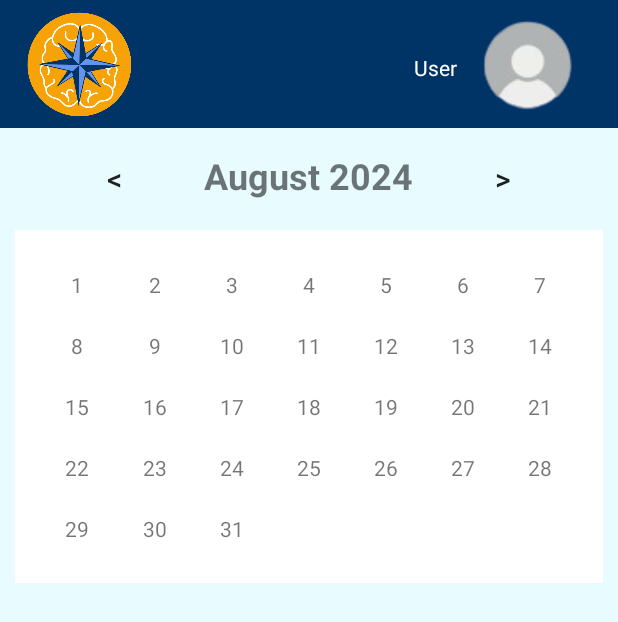
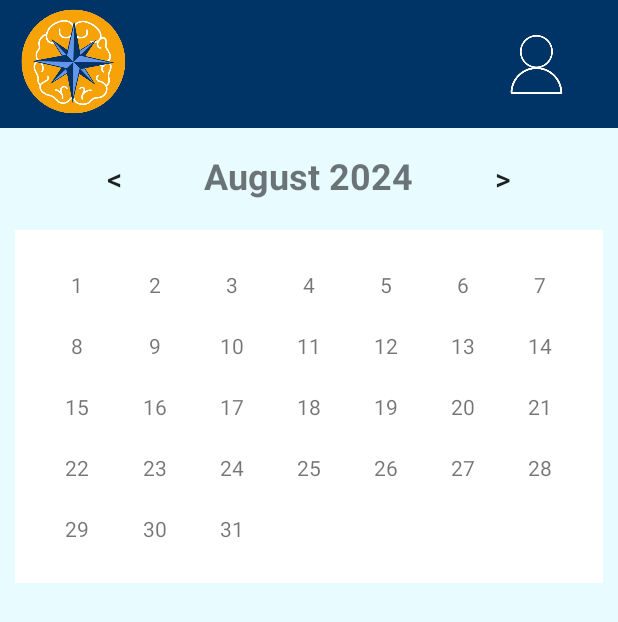
Before and after one commit to Grupo5Tcc/StudyGuider, an Android app: the AbsenceCalendarActivity screen opened directly, with no data from a screen before it, on a phone screen of 412 x 824 dp. Shown: the top 622 px of the screen. Run offline under Robolectric (Android 15) with nearby library versions, the phone set to English and light mode, and no system bars; our stand-ins replace Firebase (no records; nobody signed in at launch, a user with empty details on screens opened directly); Roboto replaces fonts that are not available here.

Commit message:
Update Logo User Commit

```diff
--- a/app/src/main/res/layout/activity_absence_calendar.xml
+++ b/app/src/main/res/layout/activity_absence_calendar.xml
@@ -11,10 +11,12 @@
 
     <androidx.constraintlayout.widget.ConstraintLayout
         android:id="@+id/header"
-        android:layout_width="match_parent"
+        android:layout_width="416dp"
         android:layout_height="85dp"
         android:background="@color/blue_dark"
-        android:paddingTop="5dp">
+        android:paddingTop="5dp"
+        app:layout_constraintStart_toStartOf="parent"
+        app:layout_constraintTop_toTopOf="parent">
 
         <ImageView
             android:id="@+id/imglogo"
@@ -22,12 +24,13 @@
             android:layout_height="75dp"
             android:layout_marginStart="8dp"
             android:layout_marginTop="5dp"
-            android:layout_marginEnd="180dp"
             android:layout_marginBottom="10dp"
             app:layout_constraintBottom_toBottomOf="parent"
-            app:layout_constraintEnd_toStartOf="@+id/txtUsuario"
+            app:layout_constraintEnd_toStartOf="@+id/imgPerfil"
+            app:layout_constraintHorizontal_bias="0.0"
             app:layout_constraintStart_toStartOf="parent"
             app:layout_constraintTop_toTopOf="parent"
+            app:layout_constraintVertical_bias="0.8"
             app:srcCompat="@drawable/logo_img" />
 
         <TextView
@@ -47,16 +50,17 @@
 
         <ImageView
             android:id="@+id/imgPerfil"
-            android:layout_width="wrap_content"
-            android:layout_height="wrap_content"
+            android:layout_width="282dp"
+            android:layout_height="71dp"
             android:layout_marginStart="335dp"
-            android:layout_marginTop="5dp"
             android:layout_marginEnd="45dp"
             android:layout_marginBottom="11dp"
             app:layout_constraintBottom_toBottomOf="parent"
             app:layout_constraintEnd_toEndOf="parent"
+            app:layout_constraintHorizontal_bias="0.483"
             app:layout_constraintStart_toStartOf="parent"
             app:layout_constraintTop_toTopOf="parent"
+            app:layout_constraintVertical_bias="0.0"
             app:srcCompat="@drawable/img_user"
             tools:ignore="ContentDescription" />
 
```
Also changed, not shown: app/src/main/res/layout/activity_about_us.xml (+7 -5 lines), app/src/main/res/layout/activity_emotional_calendar.xml (+8 -8 lines), app/src/main/res/layout/activity_menu.xml (+7 -5 lines), app/src/main/res/layout/activity_to_do_list.xml (+7 -5 lines), app/src/main/res/drawable/img_user.png.
